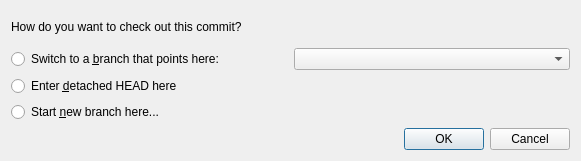
This is gitfourchette/forms/checkoutcommitdialog.ui in weblate/gitfourchette as Qt 5 draws it before an edit. The edited form follows.
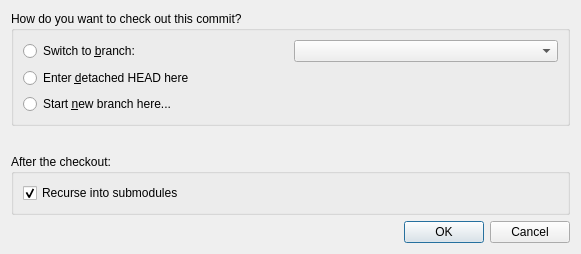
This is the edited form.

Commit message: CheckoutCommit, NewBranchDialog: Suggest recursing into submodules

What changed in the file:
```diff
--- a/gitfourchette/forms/checkoutcommitdialog.ui
+++ b/gitfourchette/forms/checkoutcommitdialog.ui
@@ -33,12 +33,11 @@
   </property>
   <layout class="QVBoxLayout" name="verticalLayout">
    <item>
-    <widget class="QLabel" name="label">
-     <property name="text">
+    <widget class="QGroupBox" name="groupBox_2">
+     <property name="title">
       <string>How do you want to check out this commit?</string>
      </property>
-    </widget>
-   </item>
+     <layout class="QVBoxLayout" name="verticalLayout_3">
    <item>
     <layout class="QHBoxLayout" name="horizontalLayout">
      <property name="sizeConstraint">
@@ -47,12 +46,16 @@
      <item>
       <widget class="QRadioButton" name="switchToLocalBranchRadioButton">
        <property name="text">
-        <string>Switch to a &amp;branch that points here:</string>
+           <string>Switch to &amp;branch:</string>
        </property>
       </widget>
      </item>
      <item>
-      <widget class="QComboBox" name="switchToLocalBranchComboBox"/>
+         <widget class="QComboBox" name="switchToLocalBranchComboBox">
+          <property name="toolTip">
+           <string>List of branches that point to this commit.</string>
+          </property>
+         </widget>
      </item>
     </layout>
    </item>
@@ -70,6 +73,68 @@
      </property>
     </widget>
    </item>
+     </layout>
+    </widget>
+   </item>
+   <item>
+    <widget class="QFrame" name="recurseSubmodulesSpacer">
+     <property name="frameShape">
+      <enum>QFrame::Shape::NoFrame</enum>
+     </property>
+     <property name="lineWidth">
+      <number>0</number>
+     </property>
+     <layout class="QVBoxLayout" name="verticalLayout_4">
+      <property name="leftMargin">
+       <number>0</number>
+      </property>
+      <property name="topMargin">
+       <number>0</number>
+      </property>
+      <property name="rightMargin">
+       <number>0</number>
+      </property>
+      <property name="bottomMargin">
+       <number>0</number>
+      </property>
+      <item>
+       <spacer name="spacer">
+        <property name="orientation">
+         <enum>Qt::Orientation::Vertical</enum>
+        </property>
+        <property name="sizeType">
+         <enum>QSizePolicy::Policy::MinimumExpanding</enum>
+        </property>
+        <property name="sizeHint" stdset="0">
+         <size>
+          <width>20</width>
+          <height>16</height>
+         </size>
+        </property>
+       </spacer>
+      </item>
+     </layout>
+    </widget>
+   </item>
+   <item>
+    <widget class="QGroupBox" name="recurseSubmodulesGroupBox">
+     <property name="title">
+      <string>After the checkout:</string>
+     </property>
+     <layout class="QVBoxLayout" name="verticalLayout_2">
+      <item>
+       <widget class="QCheckBox" name="recurseSubmodulesCheckBox">
+        <property name="text">
+         <string>Recurse into submodules</string>
+        </property>
+        <property name="checked">
+         <bool>true</bool>
+        </property>
+       </widget>
+      </item>
+     </layout>
+    </widget>
+   </item>
    <item>
     <widget class="QDialogButtonBox" name="buttonBox">
      <property name="orientation">
```
Left out of the diff: 8 changed lines with no effect on the pictures. Lines whose indentation alone changed are shown as unchanged. The commit also changes 9 other files.
